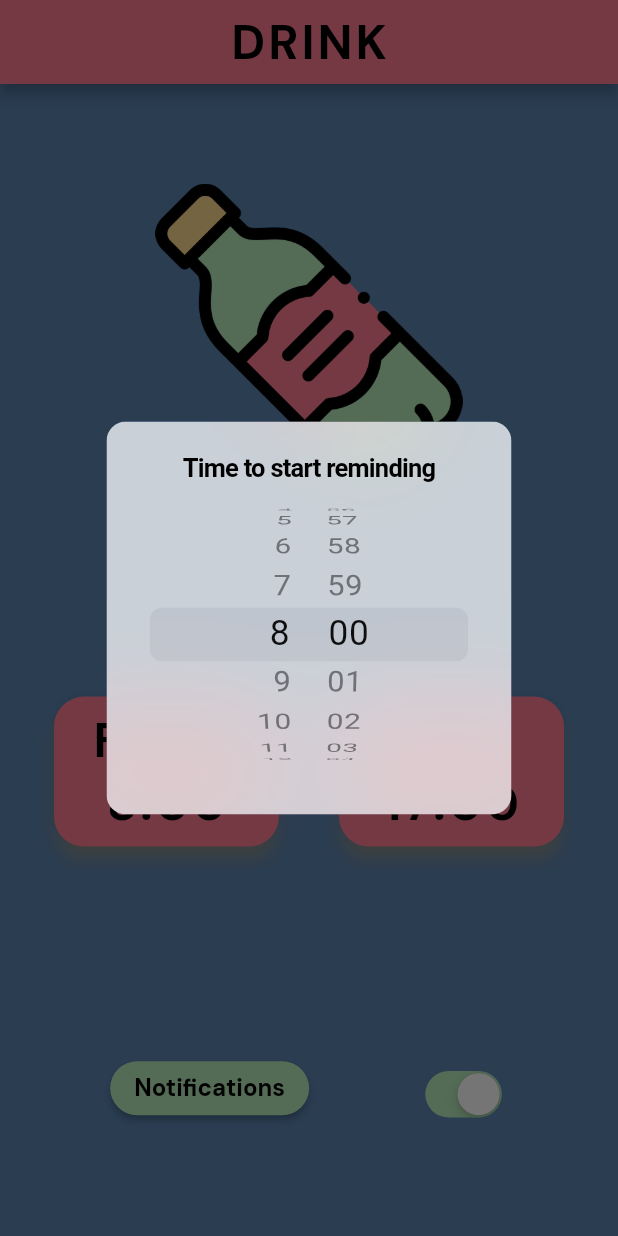
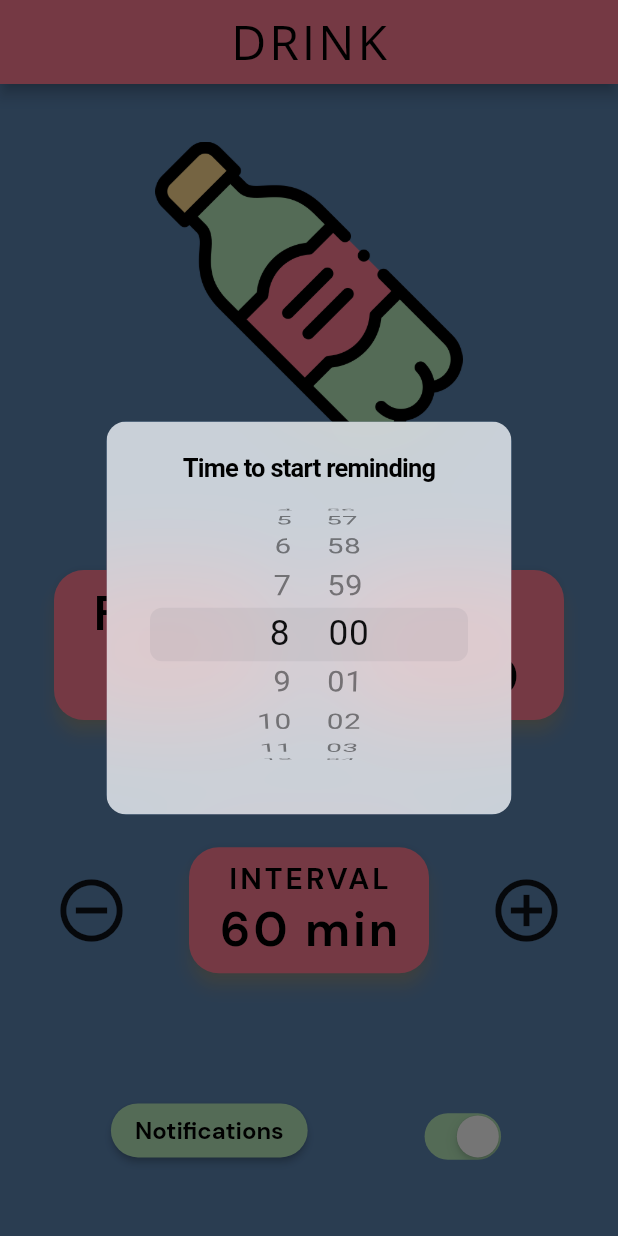
Before and after one commit to MuteMuty/APPdrink, a Flutter app: the screen it shows after launch, after a tap on "FROM", on a phone screen of 412 x 824 dp. Run offline on Flutter 3.47's test engine with Material 2 defaults, Android fonts, the phone set to English and light mode, and no system bars; our stand-ins replace flutter_local_notifications, rxdart, shared_preferences; Roboto replaces fonts that are missing (Open Sans).

Commit message:
added new features

```diff
--- a/lib/main.dart
+++ b/lib/main.dart
@@ -7,7 +7,6 @@ import 'package:flutter/material.dart';
 import 'package:flutter/services.dart';
 import 'package:flutter_local_notifications/flutter_local_notifications.dart';
 import 'package:rxdart/subjects.dart';
-import 'package:google_fonts/google_fonts.dart';
 import 'package:shared_preferences/shared_preferences.dart';
 
 final FlutterLocalNotificationsPlugin flutterLocalNotificationsPlugin =
@@ -121,7 +120,7 @@ class HomePage extends StatefulWidget {
 class _HomePageState extends State<HomePage> {
   String _from = "8:00";
   String _to = "20:00";
-  /* String _interval = "60"; */
+  int _interval = 60;
   bool _notifications = true;
 
   final MethodChannel platform =
@@ -192,15 +191,29 @@ class _HomePageState extends State<HomePage> {
     setState(() {
       _from = (prefs.getString('from') ?? "8:00");
       _to = (prefs.getString('to') ?? "17:00");
-      /* _interval = (prefs.getString('interval') ?? "60"); */
+      _interval = (prefs.getInt('interval') ?? 60);
       _notifications = (prefs.getBool('notifications') ?? true);
     });
     await _cancelNotification();
-    for (var i = int.parse(_from.substring(0, _from.indexOf(":"))) + 1;
-        i <= int.parse(_to.substring(0, _to.indexOf(":"))) && _notifications;
-        i++) {
-      print(i);
-      await _showDaylyAtTime(i);
+    int fromh = int.parse(_from.substring(0, _from.indexOf(":")));
+    int toh = int.parse(_to.substring(0, _to.indexOf(":")));
+    if (toh < fromh) {
+      toh += 24;
+    }
+    for (var i = fromh * 60; i <= toh * 60 && _notifications; i += _interval) {
+      if (i ~/ 60 < 24) {
+        /*
+        print(i ~/ 60);
+        print(i % 60);
+        print(" "); */
+        await _showDaylyAtTime(i ~/ 60, i % 60, i);
+      } else {
+        /*
+        print(i ~/ 60 - 24);
+        print(i % 60);
+        print(" "); */
+        await _showDaylyAtTime(i ~/ 60 - 24, i % 60, i);
+      }
     }
   }
 
@@ -220,13 +233,25 @@ class _HomePageState extends State<HomePage> {
     });
   }
 
-  /* void _changeInterval(inter) async {
+  void _addInterval() async {
+    if (_interval < 180) {
       SharedPreferences prefs = await SharedPreferences.getInstance();
       setState(() {
-      prefs.setString('interval', inter);
+        prefs.setInt('interval', _interval + 15);
         _setTime();
       });
-  } */
+    }
+  }
+
+  void _noaddInterval() async {
+    if (_interval > 15) {
+      SharedPreferences prefs = await SharedPreferences.getInstance();
+      setState(() {
+        prefs.setInt('interval', _interval - 15);
+        _setTime();
+      });
+    }
+  }
 
   @override
   void dispose() {
@@ -245,8 +270,8 @@ class _HomePageState extends State<HomePage> {
           centerTitle: true,
           title: Text(
             'DRINK',
-            style: GoogleFonts.dmSans(
-                fontWeight: FontWeight.bold,
+            style: TextStyle(
+                fontFamily: 'Open Sans',
                 fontSize: 32,
                 letterSpacing: 2,
                 color: Colors.black),
@@ -283,16 +308,16 @@ class _HomePageState extends State<HomePage> {
                           children: <Widget>[
                             Text(
                               "FROM",
-                              style: GoogleFonts.dmSans(
-                                  fontWeight: FontWeight.bold,
+                              style: TextStyle(
+                                  fontFamily: 'OpenSans',
                                   fontSize: 32,
                                   letterSpacing: 2,
                                   color: Colors.black),
                             ),
                             Text(
                               _from,
-                              style: GoogleFonts.dmSans(
-                                  fontWeight: FontWeight.bold,
+                              style: TextStyle(
+                                  fontFamily: 'OpenSans',
                                   fontSize: 32,
                                   letterSpacing: 2,
                                   color: Colors.black),
@@ -357,16 +382,16 @@ class _HomePageState extends State<HomePage> {
                           children: <Widget>[
                             Text(
                               "TO",
-                              style: GoogleFonts.dmSans(
-                                  fontWeight: FontWeight.bold,
+                              style: TextStyle(
+                                  fontFamily: 'OpenSans',
                                   fontSize: 32,
                                   letterSpacing: 2,
                                   color: Colors.black),
                             ),
                             Text(
                               _to,
-                              style: GoogleFonts.dmSans(
-                                  fontWeight: FontWeight.bold,
+                              style: TextStyle(
+                                  fontFamily: 'OpenSans',
                                   fontSize: 32,
                                   letterSpacing: 2,
                                   color: Colors.black),
@@ -417,68 +442,77 @@ class _HomePageState extends State<HomePage> {
                   ),
                 ],
               ),
-              /* Card(
+              Row(
+                mainAxisAlignment: MainAxisAlignment.spaceEvenly,
+                children: <Widget>[
+                  Container(
+                    height: 80,
+                    width: 80,
+                    child: IconButton(
+                      icon: Icon(
+                        Icons.remove_circle_outline,
+                        size: 50,
+                      ),
+                      onPressed: () {
+                        _noaddInterval();
+                      },
+                    ),
+                  ),
+                  Card(
                     elevation: 5,
                     shape: RoundedRectangleBorder(
                       borderRadius: BorderRadius.circular(20),
                     ),
                     shadowColor: myYellow,
                     color: myRed,
-                child: InkWell(
                     child: Container(
-                    height: 50,
-                    width: 350,
-                    child: Text(
-                      "INTERVAL ${_interval} min",
-                      style: GoogleFonts.dmSans(
-                          fontWeight: FontWeight.bold,
+                      width: 160,
+                      padding: EdgeInsets.all(8),
+                      child: Column(
+                        children: <Widget>[
+                          Text(
+                            "INTERVAL",
+                            style: TextStyle(
+                                fontFamily: 'OpenSans',
+                                fontSize: 20,
+                                letterSpacing: 2,
+                                color: Colors.black),
+                          ),
+                          Text(
+                            "${_interval} min",
+                            style: TextStyle(
+                                fontFamily: 'OpenSans',
                                 fontSize: 32,
                                 letterSpacing: 2,
                                 color: Colors.black),
-                      textAlign: TextAlign.center,
+                          ),
+                        ],
                       ),
                     ),
-                  onTap: () {
-                    showDialog(
-                      context: context,
-                      child: CupertinoAlertDialog(
-                        title: Column(
-                          children: <Widget>[
-                            Text("Time between two reminders"),
+                  ),
                   Container(
-                              height: 150,
-                              width: 250,
-                              child: CupertinoPicker(
-                                useMagnifier: true,
-                                itemExtent: 30,
-                                onSelectedItemChanged: (int index) {
-                                  print(index);
+                    height: 80,
+                    width: 80,
+                    child: IconButton(
+                      icon: Icon(
+                        Icons.add_circle_outline,
+                        size: 50,
+                      ),
+                      onPressed: () {
+                        _addInterval();
                       },
-                                children: <Widget>[
-                                  Text("15 min"),
-                                  Text("20 min"),
-                                  Text("30 min"),
-                                  Text("60 min"),
-                                  Text("2 hours"),
-                                  Text("3 hours"),
-                                ],
                     ),
                   ),
                 ],
               ),
-                      ),
-                    );
-                  },
-                ),
-              ), */
               Row(
                 mainAxisAlignment: MainAxisAlignment.spaceEvenly,
                 children: <Widget>[
                   PaddedRaisedButton(
                     buttonText: Text(
                       'Notifications',
-                      style: GoogleFonts.dmSans(
-                          fontWeight: FontWeight.bold,
+                      style: TextStyle(
+                          fontFamily: 'OpenSans',
                           fontSize: 16,
                           color: Colors.black),
                     ),
@@ -507,28 +541,8 @@ class _HomePageState extends State<HomePage> {
     );
   }
 
-  /* Future<void> _showNotification() async {
-    var androidPlatformChannelSpecifics = AndroidNotificationDetails(
-      'drinkId',
-      'Drink',
-      'Refresh yourself',
-      importance: Importance.Max,
-      priority: Priority.High,
-      ticker: 'drink',
-    );
-    var iOSPlatformChannelSpecifics = IOSNotificationDetails();
-    var platformChannelSpecifics = NotificationDetails(
-        androidPlatformChannelSpecifics, iOSPlatformChannelSpecifics);
-    await flutterLocalNotificationsPlugin.show(
-      0,
-      'Drink now!',
-      'Refresh yourself.',
-      platformChannelSpecifics,
-    );
-  } */
-
-  Future<void> _showDaylyAtTime(int hour) async {
-    var time = Time(hour, 0, 0);
+  Future<void> _showDaylyAtTime(int hour, int minute, int id) async {
+    var time = Time(hour, minute, 0);
     var androidPlatformChannelSpecifics = AndroidNotificationDetails(
       'drinkId',
       'Drink',
@@ -541,37 +555,13 @@ class _HomePageState extends State<HomePage> {
     var platformChannelSpecifics = NotificationDetails(
         androidPlatformChannelSpecifics, iOSPlatformChannelSpecifics);
     await flutterLocalNotificationsPlugin.showDailyAtTime(
-      0,
+      id,
       'Drink now!',
       'Refresh yourself.',
       time,
       platformChannelSpecifics,
     );
   }
-
-  /* Future<void> _showInsistentNotification() async {
-    var insistentFlag = 4;
-    var androidPlatformChannelSpecifics = AndroidNotificationDetails(
-      'drinkId',
-      'Drink',
-      'Refresh yourself',
-      importance: Importance.Max,
-      priority: Priority.High,
-      ticker: 'drink',
-      additionalFlags: Int32List.fromList([insistentFlag]),
-    );
-    var iOSPlatformChannelSpecifics = IOSNotificationDetails();
-    var platformChannelSpecifics = NotificationDetails(
-        androidPlatformChannelSpecifics, iOSPlatformChannelSpecifics);
-    await flutterLocalNotificationsPlugin.show(
-      /* periodicallyShow */
-      0,
-      'Drink now!',
-      'Refresh yourself.',
-      /*RepeatInterval.EveryMinute, */
-      platformChannelSpecifics,
-    );
-  } */
 
   Future<void> _cancelNotification() async {
     await flutterLocalNotificationsPlugin.cancelAll();
@@ -668,8 +658,8 @@ class SecondScreenState extends State<SecondScreen> {
         backgroundColor: myRed,
         title: Text(
           'Nice job, refreshing!',
-          style: GoogleFonts.dmSans(
-              fontWeight: FontWeight.bold, fontSize: 26, color: Colors.black),
+          style: TextStyle(
+              fontFamily: 'OpenSans', fontSize: 26, color: Colors.black),
         ),
       ),
       body: Center(
@@ -687,18 +677,14 @@ class SecondScreenState extends State<SecondScreen> {
               padding: const EdgeInsets.fromLTRB(16, 0, 16, 0),
               child: Text(
                 '"${quotes[now].quote}"',
-                style: GoogleFonts.dmSans(
-                    fontWeight: FontWeight.bold,
-                    fontSize: 22,
-                    color: Colors.black),
+                style: TextStyle(
+                    fontFamily: 'OpenSans', fontSize: 22, color: Colors.black),
               ),
             ),
             Text(
               '~ ${quotes[now].author}',
-              style: GoogleFonts.dmSans(
-                  fontWeight: FontWeight.bold,
-                  fontSize: 16,
-                  color: Colors.black),
+              style: TextStyle(
+                  fontFamily: 'OpenSans', fontSize: 16, color: Colors.black),
             ),
             RaisedButton(
               onPressed: () {
@@ -710,10 +696,8 @@ class SecondScreenState extends State<SecondScreen> {
               ),
               child: Text(
                 'Go back!',
-                style: GoogleFonts.dmSans(
-                    fontWeight: FontWeight.bold,
-                    fontSize: 16,
-                    color: Colors.black),
+                style: TextStyle(
+                    fontFamily: 'OpenSans', fontSize: 16, color: Colors.black),
               ),
             ),
           ],
```
Also changed, not shown: pubspec.yaml (+6 -9 lines), fonts/DMSans-Bold.ttf (added), pubspec.lock, 8 other files. Lines whose indentation alone changed are shown as unchanged.
